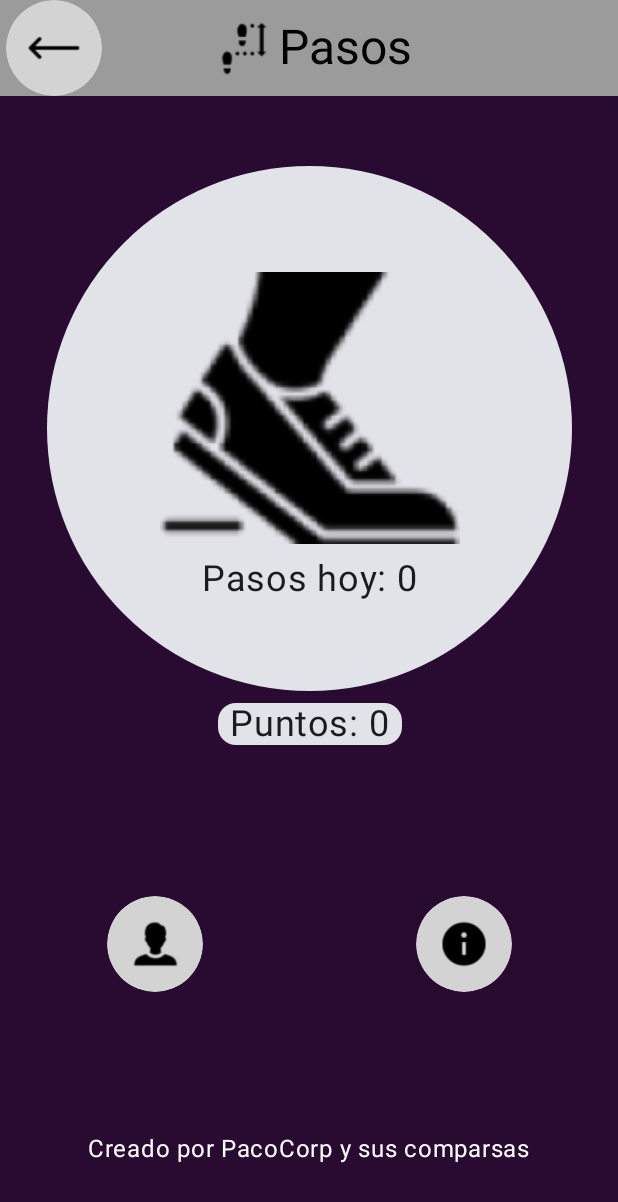
After one commit to epictuno/Agunay, an Android app built with Jetpack Compose: the composable StepScreen shown on its own in the app's theme, on a phone screen of 412 x 824 dp. The commit adds this screen. Shown: the top 1202 px of the screen. Run offline under Robolectric (Android 15) with nearby library versions, the phone set to English and light mode, and no system bars.

Commit message:
Implementado diseño de pantalla de conteo de pasos

```diff
--- /dev/null
+++ b/app/src/main/java/com/project/agunay/screens/stepscreen/StepScreen.kt
@@ -0,0 +1,103 @@
+package com.project.agunay.screens.stepscreen
+
+import androidx.compose.foundation.background
+import androidx.compose.foundation.layout.Arrangement
+import androidx.compose.foundation.layout.Column
+import androidx.compose.foundation.layout.fillMaxSize
+import androidx.compose.foundation.layout.padding
+import androidx.compose.foundation.layout.size
+import androidx.compose.foundation.shape.CircleShape
+import androidx.compose.material3.Card
+import androidx.compose.material3.Icon
+import androidx.compose.material3.Scaffold
+import androidx.compose.material3.Text
+import androidx.compose.runtime.Composable
+import androidx.compose.ui.Alignment
+import androidx.compose.ui.Modifier
+import androidx.compose.ui.graphics.Color
+import androidx.compose.ui.res.painterResource
+import androidx.compose.ui.res.stringResource
+import androidx.compose.ui.tooling.preview.Preview
+import androidx.compose.ui.unit.dp
+import androidx.compose.ui.unit.sp
+import com.project.agunay.DarkPurple
+import com.project.agunay.R
+import com.project.agunay.adapter.kotlin.components.BottomButtons
+import com.project.agunay.adapter.kotlin.components.BottomText
+import com.project.agunay.adapter.kotlin.components.WalkQuizTopBar
+
+@Composable
+fun StepScreen() {
+    Scaffold(
+        topBar = {
+            WalkQuizTopBar(
+                text = R.string.steps_button,
+                icon = R.drawable.step
+            )
+        }
+    ) { innerPadding ->
+        Column(
+            modifier = Modifier
+                .padding(innerPadding)
+                .fillMaxSize()
+                .background(DarkPurple),
+            horizontalAlignment = Alignment.CenterHorizontally,
+            verticalArrangement = Arrangement.SpaceAround
+        ) {
+            Column(
+                horizontalAlignment = Alignment.CenterHorizontally,
+            ) {
+                StepsCard(0)
+                PointsCard(0)
+            }
+            BottomButtons()
+            BottomText()
+        }
+    }
+}
+
+@Composable
+fun PointsCard(
+    points: Int
+) {
+    Card(modifier = Modifier.padding(0.dp, 8.dp)) {
+        Text(
+            text = stringResource(R.string.points, points),
+            fontSize = 24.sp,
+            modifier = Modifier.padding(8.dp, 0.dp)
+        )
+    }
+}
+
+@Composable
+fun StepsCard(
+    steps: Int
+) {
+    Card(
+        shape = CircleShape,
+        modifier = Modifier.size(350.dp)
+    ) {
+        Column(
+            horizontalAlignment = Alignment.CenterHorizontally,
+            verticalArrangement = Arrangement.Center,
+            modifier = Modifier.fillMaxSize()
+        ) {
+            Icon(
+                painter = painterResource(R.drawable.step_symbol),
+                contentDescription = "",
+                tint = Color.Black,
+                modifier = Modifier.size(200.dp)
+            )
+            Text(
+                stringResource(R.string.steps_today, steps),
+                fontSize = 24.sp
+            )
+        }
+    }
+}
+
+@Composable
+@Preview
+fun StepScreenPreview() {
+    StepScreen()
+}
--- a/app/src/main/java/com/project/agunay/screens/triviascreen/TriviaScreen.kt
+++ b/app/src/main/java/com/project/agunay/screens/triviascreen/TriviaScreen.kt
@@ -58,30 +58,31 @@ fun TriviaScreen() {
 
 @Composable
 fun AnswerButtons(modifier: Modifier = Modifier) {
+    val buttonWidth = 350.dp
     Column {
         WalkQuizSquareButtonWithImage(
             onClick = {},
             image = R.drawable.option_a,
             text = "Opción A",
-            width = 350.dp
+            width = buttonWidth
         )
         WalkQuizSquareButtonWithImage(
             onClick = {},
             image = R.drawable.option_b,
             text = "Opción B",
-            width = 350.dp
+            width = buttonWidth
         )
         WalkQuizSquareButtonWithImage(
             onClick = {},
             image = R.drawable.option_c,
             text = "Opción C",
-            width = 350.dp
+            width = buttonWidth
         )
         WalkQuizSquareButtonWithImage(
             onClick = {},
             image = R.drawable.option_d,
             text = "Opción D",
-            width = 350.dp
+            width = buttonWidth
         )
     }
 }
--- a/app/src/main/res/values/strings.xml
+++ b/app/src/main/res/values/strings.xml
@@ -10,4 +10,6 @@
     <string name="bottom_text">Creado por PacoCorp y sus comparsas</string>
     <string name="back_button">Regresar</string>
     <string name="use_object_button">Usar objeto</string>
+    <string name="steps_today">Pasos hoy: %d</string>
+    <string name="points">Puntos: %d</string>
 </resources>
```
Also changed, not shown: app/src/main/res/drawable/step_symbol.png (added).
